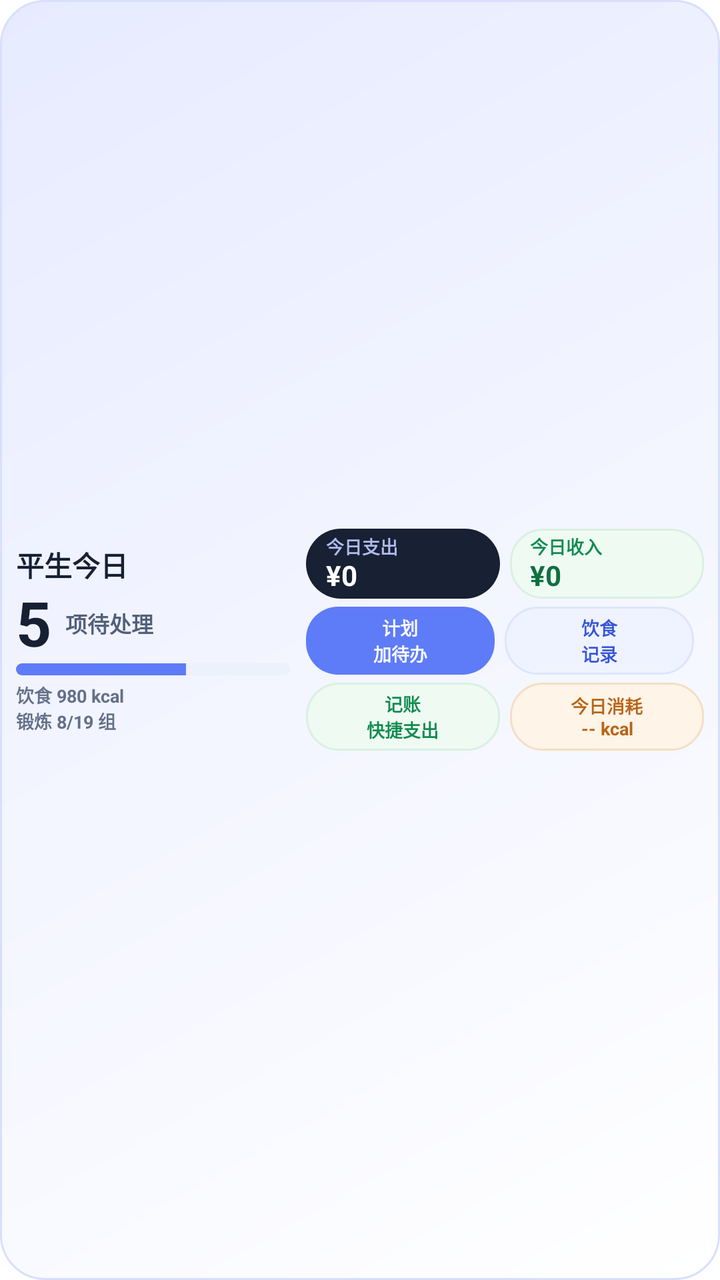
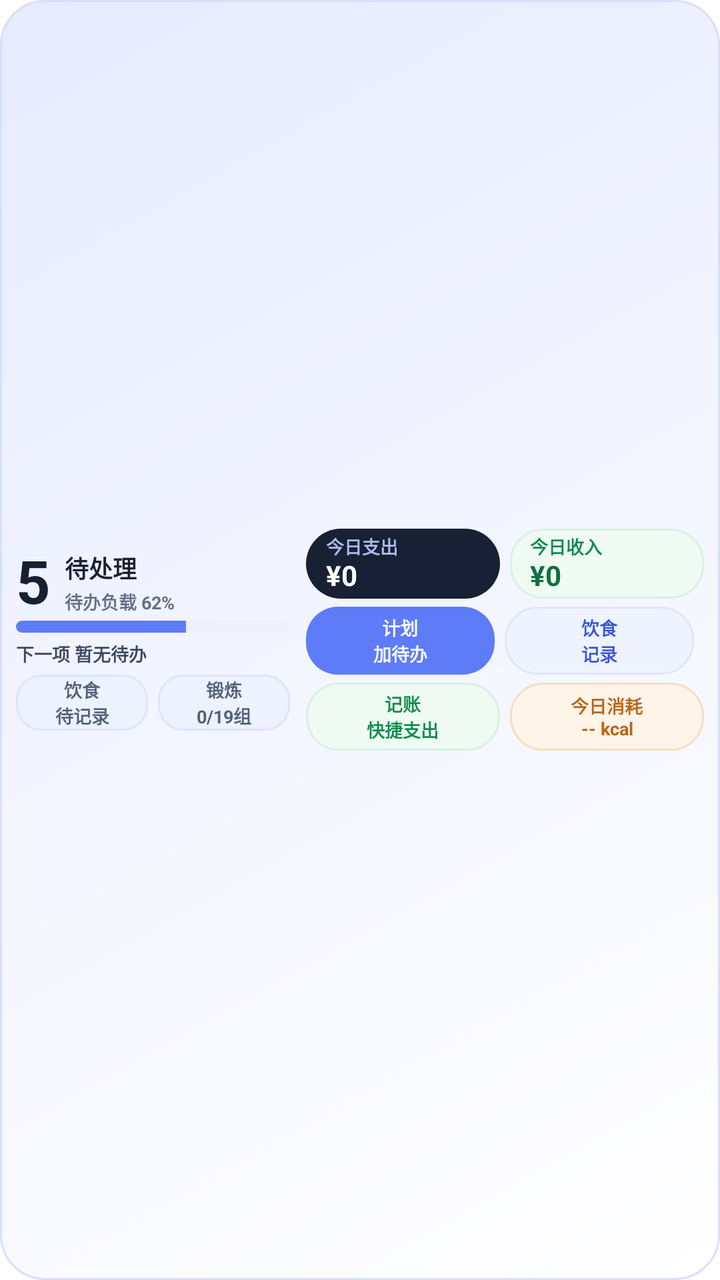

Before-and-after screenshots of an Android layout around one commit, followed by the original layout XML and the change that was made.
<!-- AndroidManifest.xml: fallback theme Theme.MaterialComponents.DayNight.NoActionBar -->
<!-- res/layout/pingsheng_widget.xml -->
<?xml version="1.0" encoding="utf-8"?>
<LinearLayout xmlns:android="http://schemas.android.com/apk/res/android"
    android:id="@+id/widget_root"
    android:layout_width="match_parent"
    android:layout_height="match_parent"
    android:background="@drawable/pingsheng_widget_background"
    android:gravity="center_vertical"
    android:orientation="horizontal"
    android:paddingStart="8dp"
    android:paddingTop="6dp"
    android:paddingEnd="8dp"
    android:paddingBottom="6dp">

    <LinearLayout
        android:layout_width="0dp"
        android:layout_height="match_parent"
        android:layout_marginEnd="8dp"
        android:layout_weight="1.05"
        android:gravity="center_vertical"
        android:orientation="vertical">

        <TextView
            android:id="@+id/widget_status_pill"
            android:layout_width="80dp"
            android:layout_height="21dp"
            android:background="@drawable/pingsheng_widget_status_pill"
            android:ellipsize="end"
            android:gravity="center"
            android:maxLines="1"
            android:text="今日同步"
            android:textColor="#52607A"
            android:textSize="9sp"
            android:textStyle="bold"
            android:visibility="gone" />

        <TextView
            android:id="@+id/widget_title"
            android:layout_width="match_parent"
            android:layout_height="wrap_content"
            android:ellipsize="end"
            android:maxLines="1"
            android:text="平生今日"
            android:textColor="#172033"
            android:textSize="14sp"
            android:textStyle="bold" />

        <TextView
            android:id="@+id/widget_subtitle"
            android:layout_width="match_parent"
            android:layout_height="wrap_content"
            android:layout_marginTop="1dp"
            android:ellipsize="end"
            android:maxLines="1"
            android:text="轻量记录 · 快速进入"
            android:textColor="#748098"
            android:textSize="9sp"
            android:visibility="gone" />

        <LinearLayout
            android:layout_width="match_parent"
            android:layout_height="34dp"
            android:layout_marginTop="2dp"
            android:gravity="center_vertical"
            android:orientation="horizontal">

            <TextView
                android:id="@+id/widget_primary_metric_value"
                android:layout_width="wrap_content"
                android:layout_height="match_parent"
                android:includeFontPadding="false"
                android:text="5"
                android:textColor="#172033"
                android:textSize="31sp"
                android:textStyle="bold" />

            <TextView
                android:id="@+id/widget_primary_metric_label"
                android:layout_width="0dp"
                android:layout_height="wrap_content"
                android:layout_marginStart="7dp"
                android:layout_weight="1"
                android:ellipsize="end"
                android:maxLines="2"
                android:text="项待处理"
                android:textColor="#52607A"
                android:textSize="11sp"
                android:textStyle="bold" />
        </LinearLayout>

        <ProgressBar
            android:id="@+id/widget_todo_progress"
            style="@android:style/Widget.ProgressBar.Horizontal"
            android:layout_width="match_parent"
            android:layout_height="6dp"
            android:layout_marginTop="3dp"
            android:indeterminate="false"
            android:max="100"
            android:progress="62"
            android:progressDrawable="@drawable/pingsheng_widget_progress" />

        <TextView
            android:id="@+id/widget_food"
            android:layout_width="match_parent"
            android:layout_height="27dp"
            android:layout_marginTop="3dp"
            android:ellipsize="end"
            android:gravity="center_vertical"
            android:includeFontPadding="false"
            android:maxLines="2"
            android:text="饮食 980 kcal&#10;锻炼 8/19 组"
            android:textColor="#647089"
            android:textSize="9sp"
            android:textStyle="bold" />
    </LinearLayout>

    <LinearLayout
        android:layout_width="0dp"
        android:layout_height="match_parent"
        android:layout_weight="1.52"
        android:gravity="center_vertical"
        android:orientation="vertical">

        <LinearLayout
            android:id="@+id/widget_finance_summary_row"
            android:layout_width="match_parent"
            android:layout_height="35dp"
            android:gravity="center_vertical"
            android:orientation="horizontal">

            <LinearLayout
                android:id="@+id/widget_expense_card"
                android:layout_width="0dp"
                android:layout_height="match_parent"
                android:layout_marginEnd="5dp"
                android:layout_weight="1"
                android:background="@drawable/pingsheng_widget_summary_card"
                android:gravity="center_vertical"
                android:orientation="vertical"
                android:paddingStart="10dp"
                android:paddingEnd="8dp"
                android:paddingTop="2dp"
                android:paddingBottom="2dp">

                <TextView
                    android:layout_width="match_parent"
                    android:layout_height="wrap_content"
                    android:ellipsize="end"
                    android:includeFontPadding="false"
                    android:maxLines="1"
                    android:text="今日支出"
                    android:textColor="#AEBBED"
                    android:textSize="9sp"
                    android:textStyle="bold" />

                <TextView
                    android:id="@+id/widget_finance_expense"
                    android:layout_width="match_parent"
                    android:layout_height="17dp"
                    android:autoSizeMaxTextSize="14sp"
                    android:autoSizeMinTextSize="11sp"
                    android:autoSizeStepGranularity="1sp"
                    android:autoSizeTextType="uniform"
                    android:ellipsize="end"
                    android:gravity="center_vertical"
                    android:includeFontPadding="false"
                    android:maxLines="1"
                    android:text="¥0"
                    android:textColor="#FFFFFF"
                    android:textSize="14sp"
                    android:textStyle="bold" />
            </LinearLayout>

            <LinearLayout
                android:id="@+id/widget_income_card"
                android:layout_width="0dp"
                android:layout_height="match_parent"
                android:layout_weight="1"
                android:background="@drawable/pingsheng_widget_quick_green"
                android:gravity="center_vertical"
                android:orientation="vertical"
                android:paddingStart="10dp"
                android:paddingEnd="8dp"
                android:paddingTop="2dp"
                android:paddingBottom="2dp">

                <TextView
                    android:layout_width="match_parent"
                    android:layout_height="wrap_content"
                    android:ellipsize="end"
                    android:includeFontPadding="false"
                    android:maxLines="1"
                    android:text="今日收入"
                    android:textColor="#118B50"
                    android:textSize="9sp"
                    android:textStyle="bold" />

                <TextView
                    android:id="@+id/widget_finance_income"
                    android:layout_width="match_parent"
                    android:layout_height="17dp"
                    android:autoSizeMaxTextSize="14sp"
                    android:autoSizeMinTextSize="11sp"
                    android:autoSizeStepGranularity="1sp"
                    android:autoSizeTextType="uniform"
                    android:ellipsize="end"
                    android:gravity="center_vertical"
                    android:includeFontPadding="false"
                    android:maxLines="1"
                    android:text="¥0"
                    android:textColor="#0F6F42"
                    android:textSize="14sp"
                    android:textStyle="bold" />
            </LinearLayout>
        </LinearLayout>

        <LinearLayout
            android:layout_width="match_parent"
            android:layout_height="34dp"
            android:layout_marginTop="4dp"
            android:orientation="horizontal">

            <TextView
                android:id="@+id/widget_plan"
                android:layout_width="0dp"
                android:layout_height="match_parent"
                android:layout_marginEnd="5dp"
                android:layout_weight="1"
                android:background="@drawable/pingsheng_widget_quick_primary"
                android:gravity="center"
                android:text="计划&#10;加待办"
                android:textColor="#FFFFFF"
                android:textSize="9sp"
                android:textStyle="bold" />

            <TextView
                android:id="@+id/widget_quick_food"
                android:layout_width="0dp"
                android:layout_height="match_parent"
                android:layout_marginEnd="5dp"
                android:layout_weight="1"
                android:background="@drawable/pingsheng_widget_quick_blue"
                android:gravity="center"
                android:text="饮食&#10;记录"
                android:textColor="#3654D7"
                android:textSize="9sp"
                android:textStyle="bold" />
        </LinearLayout>

        <LinearLayout
            android:layout_width="match_parent"
            android:layout_height="34dp"
            android:layout_marginTop="4dp"
            android:orientation="horizontal">

            <TextView
                android:id="@+id/widget_quick_finance"
                android:layout_width="0dp"
                android:layout_height="match_parent"
                android:layout_marginEnd="5dp"
                android:layout_weight="1"
                android:background="@drawable/pingsheng_widget_quick_green"
                android:gravity="center"
                android:text="记账&#10;快捷支出"
                android:textColor="#118B50"
                android:textSize="9sp"
                android:textStyle="bold" />

            <TextView
                android:id="@+id/widget_active_calories"
                android:layout_width="0dp"
                android:layout_height="match_parent"
                android:layout_weight="1"
                android:background="@drawable/pingsheng_widget_quick_orange"
                android:gravity="center"
                android:text="今日消耗&#10;-- kcal"
                android:textColor="#B76516"
                android:textSize="9sp"
                android:textStyle="bold" />
        </LinearLayout>
    </LinearLayout>
</LinearLayout>
<!-- resources referenced by this layout -->
<resources>
  <!-- drawable pingsheng_widget_background (drawable) -->
  <?xml version="1.0" encoding="utf-8"?>
  <shape xmlns:android="http://schemas.android.com/apk/res/android"
      android:shape="rectangle">
      <corners android:radius="22dp" />
      <gradient
          android:angle="135"
          android:endColor="#E7EBFF"
          android:startColor="#FFFFFF" />
      <stroke
          android:width="1dp"
          android:color="#D8DFFE" />
  </shape>
  <!-- drawable pingsheng_widget_progress (drawable) -->
  <?xml version="1.0" encoding="utf-8"?>
  <layer-list xmlns:android="http://schemas.android.com/apk/res/android">
      <item android:id="@android:id/background">
          <shape android:shape="rectangle">
              <corners android:radius="4dp" />
              <solid android:color="#EDF1FB" />
          </shape>
      </item>
      <item android:id="@android:id/progress">
          <clip>
              <shape android:shape="rectangle">
                  <corners android:radius="4dp" />
                  <solid android:color="#5E7CF7" />
              </shape>
          </clip>
      </item>
  </layer-list>
  <!-- drawable pingsheng_widget_quick_blue (drawable) -->
  <?xml version="1.0" encoding="utf-8"?>
  <shape xmlns:android="http://schemas.android.com/apk/res/android"
      android:shape="rectangle">
      <corners android:radius="16dp" />
      <solid android:color="#EEF3FF" />
      <stroke
          android:width="1dp"
          android:color="#DCE5FB" />
  </shape>
  <!-- drawable pingsheng_widget_quick_green (drawable) -->
  <?xml version="1.0" encoding="utf-8"?>
  <shape xmlns:android="http://schemas.android.com/apk/res/android"
      android:shape="rectangle">
      <corners android:radius="16dp" />
      <solid android:color="#EEFAF2" />
      <stroke
          android:width="1dp"
          android:color="#D9F0E2" />
  </shape>
  <!-- drawable pingsheng_widget_quick_orange (drawable) -->
  <?xml version="1.0" encoding="utf-8"?>
  <shape xmlns:android="http://schemas.android.com/apk/res/android"
      android:shape="rectangle">
      <corners android:radius="16dp" />
      <solid android:color="#FFF4E8" />
      <stroke
          android:width="1dp"
          android:color="#F5DEC4" />
  </shape>
  <!-- drawable pingsheng_widget_quick_primary (drawable) -->
  <?xml version="1.0" encoding="utf-8"?>
  <shape xmlns:android="http://schemas.android.com/apk/res/android"
      android:shape="rectangle">
      <corners android:radius="16dp" />
      <solid android:color="#5E7CF7" />
  </shape>
  <!-- drawable pingsheng_widget_status_pill (drawable) -->
  <?xml version="1.0" encoding="utf-8"?>
  <shape xmlns:android="http://schemas.android.com/apk/res/android"
      android:shape="rectangle">
      <corners android:radius="12dp" />
      <solid android:color="#EDF2FF" />
      <stroke
          android:width="1dp"
          android:color="#DBE5FF" />
  </shape>
  <!-- drawable pingsheng_widget_summary_card (drawable) -->
  <?xml version="1.0" encoding="utf-8"?>
  <shape xmlns:android="http://schemas.android.com/apk/res/android"
      android:shape="rectangle">
      <corners android:radius="18dp" />
      <solid android:color="#182033" />
  </shape>
</resources>

<!-- the commit's change to res/layout/pingsheng_widget.xml (unified diff, before → after) -->
@@ -12,6 +12,7 @@
     android:paddingBottom="6dp">
 
     <LinearLayout
+        android:id="@+id/widget_left_summary"
         android:layout_width="0dp"
         android:layout_height="match_parent"
         android:layout_marginEnd="8dp"
@@ -19,47 +20,9 @@
         android:gravity="center_vertical"
         android:orientation="vertical">
 
-        <TextView
-            android:id="@+id/widget_status_pill"
-            android:layout_width="80dp"
-            android:layout_height="21dp"
-            android:background="@drawable/pingsheng_widget_status_pill"
-            android:ellipsize="end"
-            android:gravity="center"
-            android:maxLines="1"
-            android:text="今日同步"
-            android:textColor="#52607A"
-            android:textSize="9sp"
-            android:textStyle="bold"
-            android:visibility="gone" />
-
-        <TextView
-            android:id="@+id/widget_title"
-            android:layout_width="match_parent"
-            android:layout_height="wrap_content"
-            android:ellipsize="end"
-            android:maxLines="1"
-            android:text="平生今日"
-            android:textColor="#172033"
-            android:textSize="14sp"
-            android:textStyle="bold" />
-
-        <TextView
-            android:id="@+id/widget_subtitle"
-            android:layout_width="match_parent"
-            android:layout_height="wrap_content"
-            android:layout_marginTop="1dp"
-            android:ellipsize="end"
-            android:maxLines="1"
-            android:text="轻量记录 · 快速进入"
-            android:textColor="#748098"
-            android:textSize="9sp"
-            android:visibility="gone" />
-
         <LinearLayout
             android:layout_width="match_parent"
             android:layout_height="34dp"
-            android:layout_marginTop="2dp"
             android:gravity="center_vertical"
             android:orientation="horizontal">
 
@@ -70,21 +33,42 @@
                 android:includeFontPadding="false"
                 android:text="5"
                 android:textColor="#172033"
-                android:textSize="31sp"
-                android:textStyle="bold" />
-
-            <TextView
-                android:id="@+id/widget_primary_metric_label"
-                android:layout_width="0dp"
-                android:layout_height="wrap_content"
+                android:textSize="30sp"
+                android:textStyle="bold" />
+
+            <LinearLayout
+                android:layout_width="0dp"
+                android:layout_height="match_parent"
                 android:layout_marginStart="7dp"
                 android:layout_weight="1"
-                android:ellipsize="end"
-                android:maxLines="2"
-                android:text="项待处理"
-                android:textColor="#52607A"
-                android:textSize="11sp"
-                android:textStyle="bold" />
+                android:gravity="center_vertical"
+                android:orientation="vertical">
+
+                <TextView
+                    android:id="@+id/widget_primary_metric_label"
+                    android:layout_width="match_parent"
+                    android:layout_height="wrap_content"
+                    android:ellipsize="end"
+                    android:includeFontPadding="false"
+                    android:maxLines="1"
+                    android:text="待处理"
+                    android:textColor="#172033"
+                    android:textSize="12sp"
+                    android:textStyle="bold" />
+
+                <TextView
+                    android:id="@+id/widget_todo_load_label"
+                    android:layout_width="match_parent"
+                    android:layout_height="wrap_content"
+                    android:layout_marginTop="2dp"
+                    android:ellipsize="end"
+                    android:includeFontPadding="false"
+                    android:maxLines="1"
+                    android:text="待办负载 62%"
+                    android:textColor="#647089"
+                    android:textSize="9sp"
+                    android:textStyle="bold" />
+            </LinearLayout>
         </LinearLayout>
 
         <ProgressBar
@@ -92,25 +76,63 @@
             style="@android:style/Widget.ProgressBar.Horizontal"
             android:layout_width="match_parent"
             android:layout_height="6dp"
-            android:layout_marginTop="3dp"
+            android:layout_marginTop="2dp"
             android:indeterminate="false"
             android:max="100"
             android:progress="62"
             android:progressDrawable="@drawable/pingsheng_widget_progress" />
 
         <TextView
-            android:id="@+id/widget_food"
-            android:layout_width="match_parent"
-            android:layout_height="27dp"
+            android:id="@+id/widget_next_todo"
+            android:layout_width="match_parent"
+            android:layout_height="15dp"
             android:layout_marginTop="3dp"
             android:ellipsize="end"
             android:gravity="center_vertical"
             android:includeFontPadding="false"
-            android:maxLines="2"
-            android:text="饮食 980 kcal&#10;锻炼 8/19 组"
-            android:textColor="#647089"
+            android:maxLines="1"
+            android:text="下一项 暂无待办"
+            android:textColor="#3B4660"
             android:textSize="9sp"
             android:textStyle="bold" />
+
+        <LinearLayout
+            android:layout_width="match_parent"
+            android:layout_height="28dp"
+            android:layout_marginTop="3dp"
+            android:orientation="horizontal">
+
+            <TextView
+                android:id="@+id/widget_food"
+                android:layout_width="0dp"
+                android:layout_height="match_parent"
+                android:layout_marginEnd="5dp"
+                android:layout_weight="1"
+                android:background="@drawable/pingsheng_widget_status_pill"
+                android:ellipsize="end"
+                android:gravity="center"
+                android:includeFontPadding="false"
+                android:maxLines="2"
+                android:text="饮食&#10;待记录"
+                android:textColor="#52607A"
+                android:textSize="9sp"
+                android:textStyle="bold" />
+
+            <TextView
+                android:id="@+id/widget_workout"
+                android:layout_width="0dp"
+                android:layout_height="match_parent"
+                android:layout_weight="1"
+                android:background="@drawable/pingsheng_widget_status_pill"
+                android:ellipsize="end"
+                android:gravity="center"
+                android:includeFontPadding="false"
+                android:maxLines="2"
+                android:text="锻炼&#10;0/19组"
+                android:textColor="#52607A"
+                android:textSize="9sp"
+                android:textStyle="bold" />
+        </LinearLayout>
     </LinearLayout>
 
     <LinearLayout
